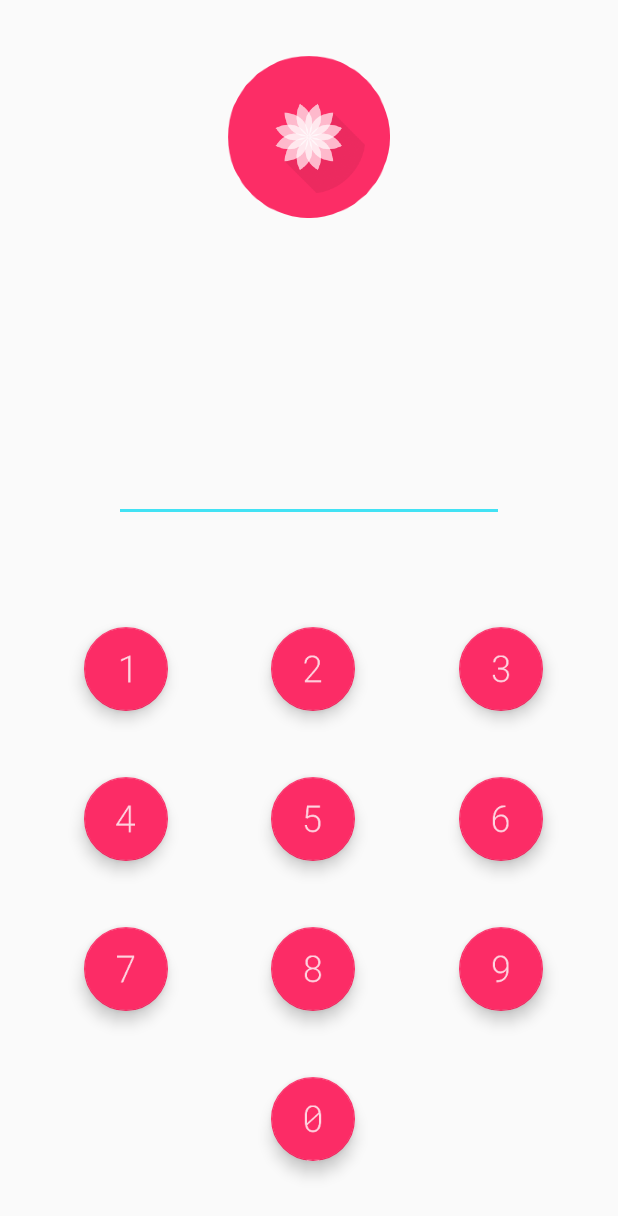
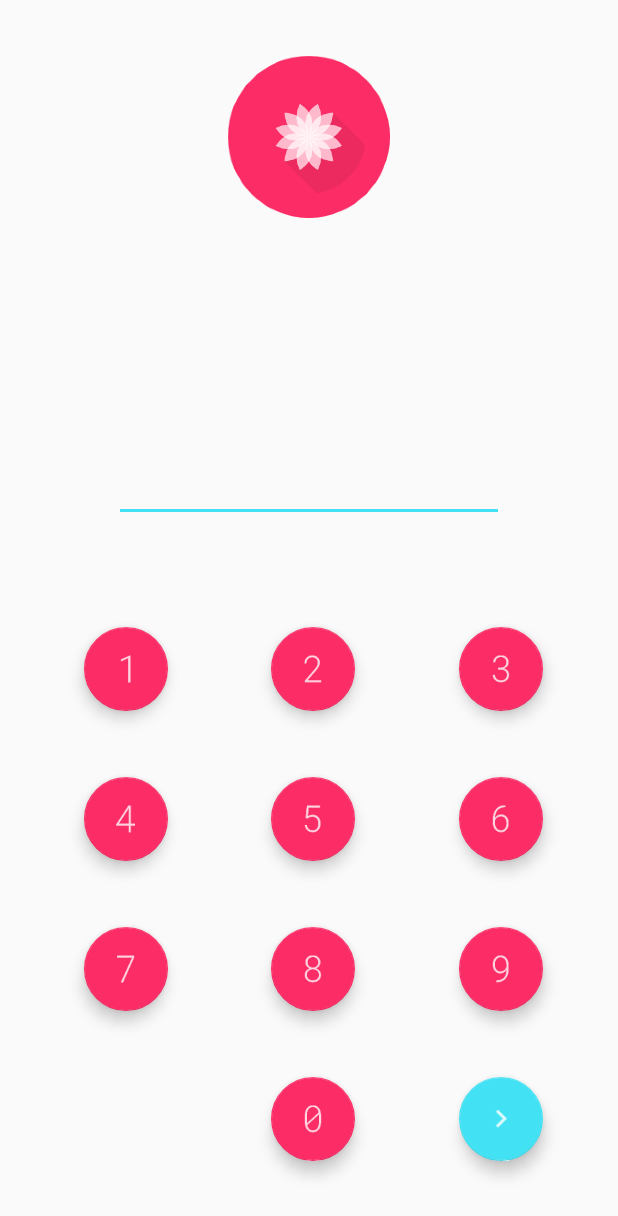
Before and after one commit to charlie-thomas/MyPHR, an Android app: the screen it shows after launch (LoginActivity), on a phone screen of 412 x 824 dp. Shown: the top 1216 px of the screen. Run offline under Robolectric (Android 15) with nearby library versions, the phone set to English and light mode, and no system bars.

Commit message:
Added button to move to main activity.

```diff
--- a/MyPHR/app/src/main/AndroidManifest.xml
+++ b/MyPHR/app/src/main/AndroidManifest.xml
@@ -3,6 +3,7 @@
     package="com.csbgroup.myphr">
 
     <application
+        android:resizeableActivity="false"
         android:allowBackup="true"
         android:icon="@mipmap/ic_launcher"
         android:label="@string/app_name"
--- a/MyPHR/app/src/main/java/com/csbgroup/myphr/LoginActivity.java
+++ b/MyPHR/app/src/main/java/com/csbgroup/myphr/LoginActivity.java
@@ -1,7 +1,10 @@
 package com.csbgroup.myphr;
 
+import android.content.Intent;
 import android.support.v7.app.AppCompatActivity;
 import android.os.Bundle;
+import android.view.View;
+import android.widget.Button;
 
 public class LoginActivity extends AppCompatActivity {
 
@@ -9,6 +12,11 @@ public class LoginActivity extends AppCompatActivity {
     protected void onCreate(Bundle savedInstanceState) {
         super.onCreate(savedInstanceState);
         setContentView(R.layout.activity_login);
+            }
 
+
+    public void goToMain(View view) {
+        Intent intent = new Intent(this, MainActivity.class);
+        startActivity(intent);
     }
 }
--- a/MyPHR/app/src/main/res/layout/activity_login.xml
+++ b/MyPHR/app/src/main/res/layout/activity_login.xml
@@ -157,5 +157,18 @@
         app:fabSize="normal"
         app:backgroundTint="@color/colorPrimary" />
 
+    <android.support.design.widget.FloatingActionButton
+        android:id="@+id/forward"
+        android:layout_width="wrap_content"
+        android:layout_height="wrap_content"
+        android:layout_alignParentBottom="true"
+        android:layout_alignParentEnd="true"
+        android:layout_marginBottom="50dp"
+        android:layout_marginEnd="50dp"
+        android:src="@drawable/forward"
+        android:onClick="goToMain"
+        app:fabSize="normal"
+        app:backgroundTint="@color/colorAccent" />
+
 
 </RelativeLayout>
```
Also changed, not shown: MyPHR/app/src/main/res/drawable-hdpi/forward.png (added), MyPHR/app/src/main/res/drawable-mdpi/forward.png (added), MyPHR/app/src/main/res/drawable-xhdpi/forward.png (added), MyPHR/app/src/main/res/drawable-xxhdpi/forward.png (added).
